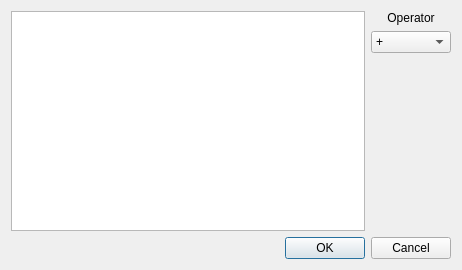
This is SpidrMpx3Eq/imagecalculator.ui in navrit/dexter as Qt 5 draws it before an edit. The edited form follows.
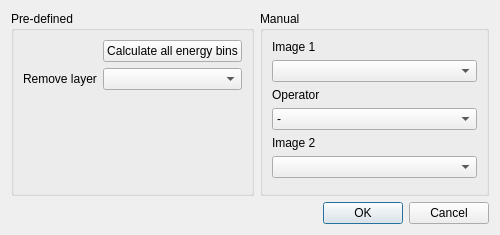
This is the edited form. Icons and pictures are not drawn.

Commit message: Basic image calculator

Patch:
```diff
--- a/SpidrMpx3Eq/imagecalculator.ui
+++ b/SpidrMpx3Eq/imagecalculator.ui
@@ -6,20 +6,26 @@
    <rect>
     <x>0</x>
     <y>0</y>
-    <width>462</width>
-    <height>270</height>
+    <width>500</width>
+    <height>235</height>
    </rect>
   </property>
   <property name="sizePolicy">
-   <sizepolicy hsizetype="Preferred" vsizetype="Preferred">
+   <sizepolicy hsizetype="Fixed" vsizetype="Fixed">
     <horstretch>0</horstretch>
     <verstretch>0</verstretch>
    </sizepolicy>
   </property>
   <property name="minimumSize">
    <size>
-    <width>0</width>
-    <height>0</height>
+    <width>500</width>
+    <height>235</height>
+   </size>
+  </property>
+  <property name="maximumSize">
+   <size>
+    <width>500</width>
+    <height>235</height>
    </size>
   </property>
   <property name="windowTitle">
@@ -29,44 +35,82 @@
    <iconset resource="icons.qrc">
     <normaloff>:/icons/ASI_algorithms_logo.png</normaloff>:/icons/ASI_algorithms_logo.png</iconset>
   </property>
-  <layout class="QHBoxLayout" name="horizontalLayout_2">
-   <item>
-    <layout class="QVBoxLayout" name="verticalLayout_2">
+  <layout class="QVBoxLayout" name="verticalLayout_3">
      <item>
       <layout class="QHBoxLayout" name="horizontalLayout">
        <item>
-        <widget class="QListWidget" name="listWidget">
-         <property name="minimumSize">
+      <widget class="QGroupBox" name="groupBox_2">
+       <property name="title">
+        <string>Pre-defined</string>
+       </property>
+       <layout class="QVBoxLayout" name="verticalLayout_2">
+        <item>
+         <layout class="QGridLayout" name="gridLayout">
+          <item row="0" column="1">
+           <widget class="QPushButton" name="pushButton_calcAllEnergyBins">
+            <property name="text">
+             <string>Calculate all energy bins</string>
+            </property>
+           </widget>
+          </item>
+          <item row="1" column="0">
+           <widget class="QLabel" name="label_4">
+            <property name="text">
+             <string>Remove layer</string>
+            </property>
+           </widget>
+          </item>
+          <item row="1" column="1">
+           <widget class="QComboBox" name="comboBox_removeLayer"/>
+          </item>
+         </layout>
+        </item>
+        <item>
+         <spacer name="verticalSpacer">
+          <property name="orientation">
+           <enum>Qt::Vertical</enum>
+          </property>
+          <property name="sizeHint" stdset="0">
           <size>
-           <width>300</width>
-           <height>200</height>
-          </size>
-         </property>
-        </widget>
-       </item>
+            <width>20</width>
+            <height>40</height>
+           </size>
+          </property>
+         </spacer>
+        </item>
+       </layout>
+      </widget>
+     </item>
+     <item>
+      <widget class="QGroupBox" name="groupBox">
+       <property name="title">
+        <string>Manual</string>
+       </property>
+       <layout class="QVBoxLayout" name="verticalLayout_4">
        <item>
         <layout class="QVBoxLayout" name="verticalLayout">
          <item>
           <widget class="QLabel" name="label">
            <property name="text">
+             <string>Image 1</string>
+            </property>
+           </widget>
+          </item>
+          <item>
+           <widget class="QComboBox" name="comboBox_img1"/>
+          </item>
+          <item>
+           <widget class="QLabel" name="label_2">
+            <property name="text">
             <string>Operator</string>
            </property>
-           <property name="alignment">
-            <set>Qt::AlignCenter</set>
-           </property>
           </widget>
          </item>
          <item>
-          <widget class="QComboBox" name="comboBox">
-           <property name="minimumSize">
-            <size>
-             <width>80</width>
-             <height>0</height>
-            </size>
-           </property>
+           <widget class="QComboBox" name="comboBox_operator">
            <item>
             <property name="text">
-             <string notr="true">+</string>
+              <string>-</string>
             </property>
            </item>
            <item>
@@ -77,7 +121,17 @@
           </widget>
          </item>
          <item>
-          <spacer name="verticalSpacer">
+           <widget class="QLabel" name="label_3">
+            <property name="text">
+             <string>Image 2</string>
+            </property>
+           </widget>
+          </item>
+          <item>
+           <widget class="QComboBox" name="comboBox_img2"/>
+          </item>
+          <item>
+           <spacer name="verticalSpacer_2">
            <property name="orientation">
             <enum>Qt::Vertical</enum>
            </property>
@@ -92,9 +146,12 @@
         </layout>
        </item>
       </layout>
+      </widget>
+     </item>
+    </layout>
      </item>
      <item>
-      <widget class="QDialogButtonBox" name="buttonBox">
+    <widget class="QDialogButtonBox" name="okCancelBox">
        <property name="sizePolicy">
         <sizepolicy hsizetype="Expanding" vsizetype="Fixed">
          <horstretch>0</horstretch>
@@ -116,8 +173,6 @@
       </widget>
      </item>
     </layout>
-   </item>
-  </layout>
  </widget>
  <resources>
   <include location="icons.qrc"/>
```
Left out of the diff: 6 changed lines with no effect on the pictures. Lines whose indentation alone changed are shown as unchanged. The commit also changes 7 other files.
